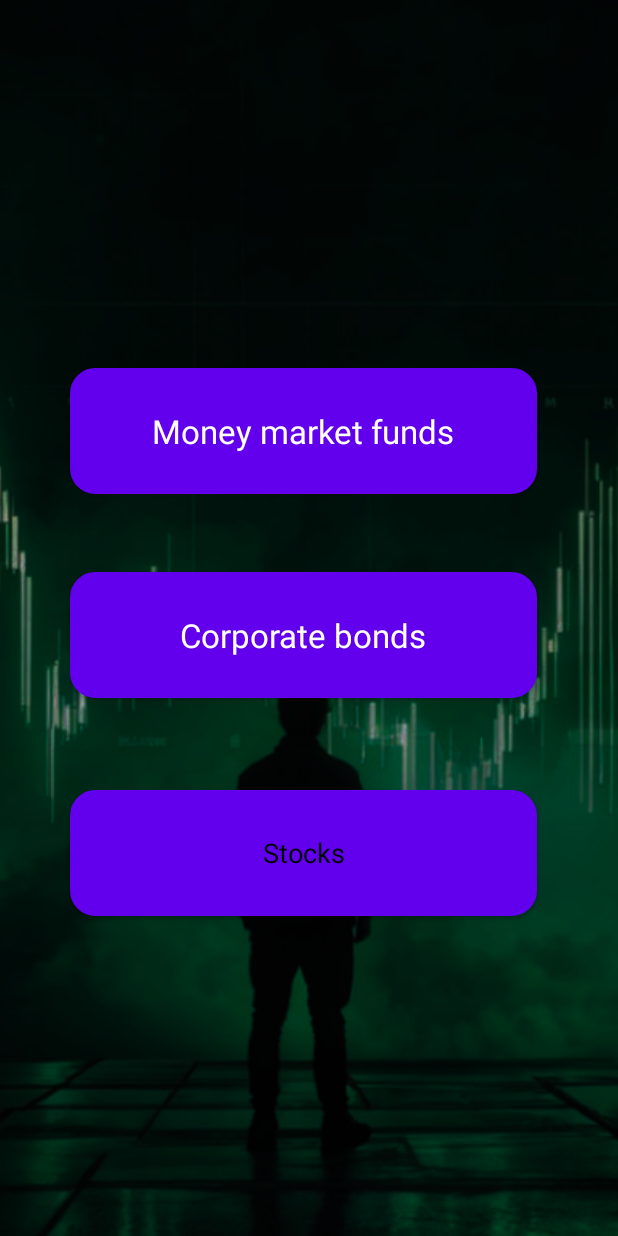
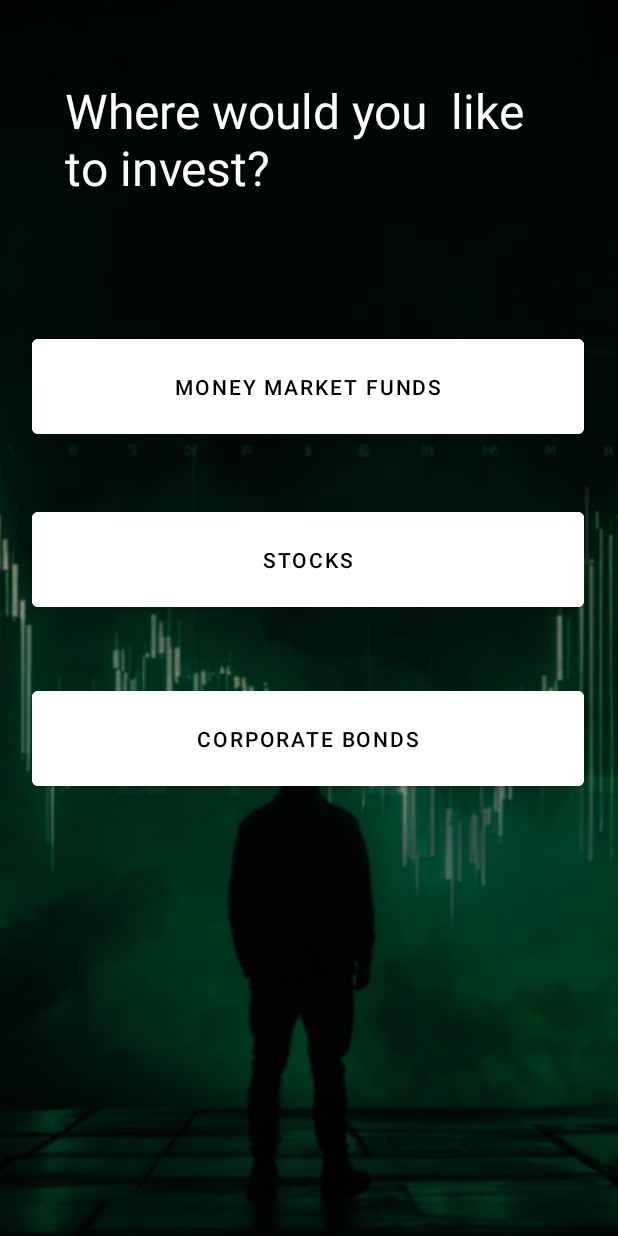
Before and after one commit to akirachix/Vivosparks-Mobile, an Android app: the InvestmentActivity screen opened directly, with no data from a screen before it, on a phone screen of 412 x 824 dp. Run offline under Robolectric (Android 15) with nearby library versions, the phone set to English and light mode, and no system bars.

Commit message:
Made changes

```diff
--- a/app/src/main/java/com/akirachix/investikaTrial/api/ApiClient.kt
+++ b/app/src/main/java/com/akirachix/investikaTrial/api/ApiClient.kt
@@ -6,7 +6,7 @@ import retrofit2.converter.gson.GsonConverterFactory
 
 object ApiClient {
 
-    private const val BASE_URL = "https://investika-fed709cc5cec.herokuapp.com/api/assessments"
+    private const val BASE_URL = "https://investika-fed709cc5cec.herokuapp.com/"
     private val retrofit: Retrofit by lazy {
         Retrofit.Builder()
             .baseUrl(BASE_URL)
@@ -22,5 +22,4 @@ object ApiClient {
 
 
 
-
 }
--- a/app/src/main/java/com/akirachix/investikaTrial/ui/InvestmentActivity.kt
+++ b/app/src/main/java/com/akirachix/investikaTrial/ui/InvestmentActivity.kt
@@ -18,15 +18,15 @@ class InvestmentActivity : AppCompatActivity() {
         binding= ActivityInvestmentBinding.inflate(layoutInflater)
         setContentView(binding.root)
 
-        binding.button1.setOnClickListener {
+        binding.btn1.setOnClickListener {
             var intent= Intent(this,AchievementScreen::class.java )
             startActivity(intent)
         }
-        binding.button2.setOnClickListener {
+        binding.btn2.setOnClickListener {
             var intent= Intent(this,AchievementScreen::class.java )
             startActivity(intent)
         }
-        binding.button3.setOnClickListener {
+        binding.btn3.setOnClickListener {
             var intent= Intent(this,AchievementScreen::class.java )
             startActivity(intent)
         }
--- a/app/src/main/res/layout/activity_investment.xml
+++ b/app/src/main/res/layout/activity_investment.xml
@@ -7,75 +7,71 @@
     android:layout_height="match_parent"
     tools:context="com.akirachix.investikaTrial.ui.InvestmentActivity">
 
+
     <ImageView
         android:id="@+id/imageView8"
         android:layout_width="608dp"
         android:layout_height="905dp"
         app:layout_constraintBottom_toBottomOf="parent"
         app:layout_constraintEnd_toEndOf="parent"
+        app:layout_constraintHorizontal_bias="0.502"
         app:layout_constraintStart_toStartOf="parent"
         app:layout_constraintTop_toTopOf="parent"
+        app:layout_constraintVertical_bias="0.109"
         app:srcCompat="@drawable/person" />
 
-    <Button
-        android:id="@+id/button1"
-        android:layout_width="311dp"
-        android:layout_height="84dp"
-        android:layout_marginStart="16dp"
-        android:layout_marginTop="61dp"
-        android:layout_marginEnd="24dp"
-        android:background="@drawable/corners"
-        android:text="Stocks"
-        android:textAppearance="@style/TextAppearance.AppCompat.Medium"
-        android:textColor="@color/design_default_color_on_secondary"
+
+    <TextView
+        android:id="@+id/textView"
+        android:layout_width="324dp"
+        android:layout_height="120dp"
+        android:layout_marginTop="52dp"
+        android:text="Where would you  like to invest?"
+        android:textColor="@color/white"
+        android:textSize="32dp"
         app:layout_constraintEnd_toEndOf="parent"
+        app:layout_constraintHorizontal_bias="0.494"
         app:layout_constraintStart_toStartOf="parent"
-        app:layout_constraintTop_toBottomOf="@+id/button2" />
+        app:layout_constraintTop_toTopOf="parent" />
 
     <Button
-        android:id="@+id/button2"
-        android:layout_width="311dp"
-        android:layout_height="84dp"
-        android:layout_marginStart="16dp"
-        android:layout_marginTop="52dp"
-        android:layout_marginEnd="24dp"
-        android:background="@drawable/corners"
-        android:text="Corporate bonds"
-        android:textAppearance="@style/TextAppearance.AppCompat.Large"
+        android:id="@+id/btn1"
+        android:layout_width="368dp"
+        android:layout_height="75dp"
+        android:layout_marginTop="48dp"
+        android:backgroundTint="@color/white"
+        android:text="Money market funds"
+        android:textColor="@color/black"
         app:layout_constraintEnd_toEndOf="parent"
+        app:layout_constraintHorizontal_bias="0.488"
         app:layout_constraintStart_toStartOf="parent"
-        app:layout_constraintTop_toBottomOf="@+id/button3" />
-
-    <TextView
-        android:id="@+id/questionText"
-        android:layout_width="288dp"
-        android:layout_height="156dp"
-        android:layout_marginStart="16dp"
-        android:layout_marginTop="44dp"
-        android:layout_marginEnd="16dp"
-        android:textColor="@android:color/white"
-        android:textSize="32sp"
-        android:textStyle="bold"
-        app:layout_constraintEnd_toEndOf="parent"
-        app:layout_constraintHorizontal_bias="0.59"
-        app:layout_constraintStart_toStartOf="parent"
-        app:layout_constraintTop_toTopOf="parent"
-        tools:text="Where would you  like to invest?" />
+        app:layout_constraintTop_toBottomOf="@+id/textView" />
 
     <Button
-        android:id="@+id/button3"
+        android:id="@+id/btn2"
+        android:layout_width="368dp"
+        android:layout_height="75dp"
+        android:layout_marginTop="44dp"
+        android:backgroundTint="@color/white"
+        android:text="Corporate bonds"
+        android:textColor="@color/black"
+        app:layout_constraintEnd_toEndOf="parent"
+        app:layout_constraintHorizontal_bias="0.488"
+        app:layout_constraintStart_toStartOf="parent"
+        app:layout_constraintTop_toBottomOf="@+id/btn3" />
 
-        android:layout_width="311dp"
-        android:layout_height="84dp"
-        android:layout_marginStart="16dp"
-        android:layout_marginTop="45dp"
-        android:layout_marginEnd="24dp"
-        android:background="@drawable/corners"
-        android:text="Money market funds"
-        android:textAppearance="@style/TextAppearance.AppCompat.Large"
+    <Button
+        android:id="@+id/btn3"
+        android:layout_width="368dp"
+        android:layout_height="75dp"
+        android:layout_marginTop="40dp"
+        android:backgroundTint="@color/white"
+        android:text="Stocks"
+        android:textColor="@color/black"
         app:layout_constraintEnd_toEndOf="parent"
+        app:layout_constraintHorizontal_bias="0.488"
         app:layout_constraintStart_toStartOf="parent"
-        app:layout_constraintTop_toBottomOf="@+id/questionText"
-        tools:ignore="MissingConstraints" />
+        app:layout_constraintTop_toBottomOf="@+id/btn1" />
+
 
 </androidx.constraintlayout.widget.ConstraintLayout>
--- a/gradle/libs.versions.toml
+++ b/gradle/libs.versions.toml
@@ -3,6 +3,7 @@ agp = "8.5.0"
 androidxAppcompat = "1.5.1"
 androidxJunit = "1.1.3"
 appcompatVersion = "1.3.1"
+comGoogleAndroidMaterialMaterial = "1.9.0"
 constraintlayoutVersion = "2.1.0"
 converterGson = "2.9.0"
 core = "1.10.0"
@@ -47,6 +48,7 @@ androidx-constraintlayout = { group = "androidx.constraintlayout", name = "const
 material-v140 = { module = "com.google.android.material:material", version.ref = "materialVersion" }
 material-v161 = { module = "com.google.android.material:material", version.ref = "googleMaterial" }
 material-v180 = { module = "com.google.android.material:material", version.ref = "googleMaterialVersion" }
+material-v190 = { module = "com.google.android.material:material", version.ref = "comGoogleAndroidMaterialMaterial" }
 play-services-auth = { module = "com.google.android.gms:play-services-auth", version.ref = "playServicesAuth" }
 retrofit = { module = "com.squareup.retrofit2:retrofit", version.ref = "retrofit" }
 retrofit-v290 = { module = "com.squareup.retrofit2:retrofit", version.ref = "retrofitVersion" }
```
Also changed, not shown: app/build.gradle.kts (+5 -3 lines), app/src/main/java/com/akirachix/investikaTrial/api/ApiInterface.kt (+5 -7 lines), app/src/main/java/com/akirachix/investikaTrial/models/Achievement.kt (added, +8 -0 lines), app/src/main/java/com/akirachix/investikaTrial/ui/AchievementActivity.kt (+40 -7 lines), app/src/main/res/layout/activity_achievement.xml (+19 -23 lines), app/src/main/res/layout/activity_market.xml (+27 -21 lines), app/src/main/res/layout/item_achievement.xml (added, +37 -0 lines).
